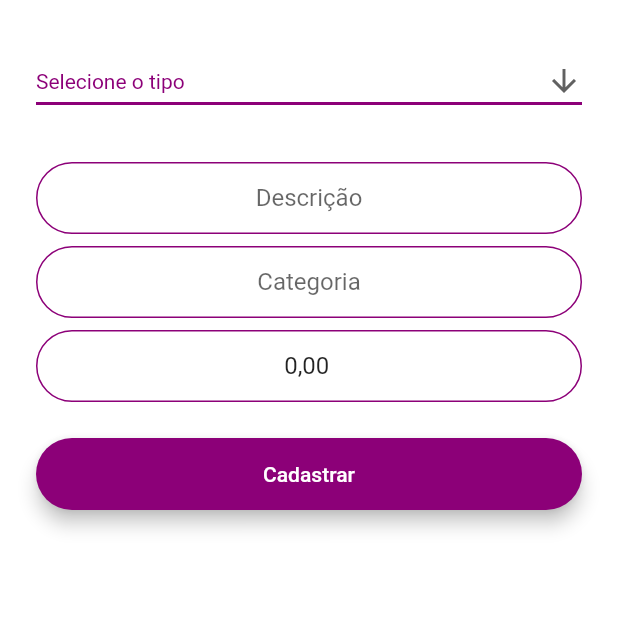
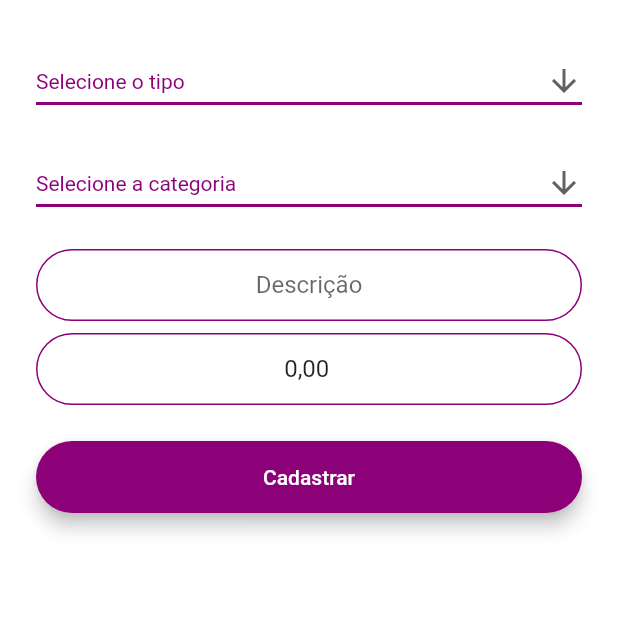
Before and after one commit to paulocfferrao/realSpentApp, a Flutter app: the Home_screen screen opened by its route, after a tap on "Adicionar", on a phone screen of 412 x 824 dp, the top half of it. Run offline on Flutter 3.47's test engine with Material 2 defaults, Android fonts, the phone set to English and light mode, and no system bars; our stand-ins replace animated_text_kit, carousel_slider, cloud_firestore, firebase_auth, firebase_core, flutter_masked_text and 1 more; missing offline and left inert: confirm_dialog; accounts and stored records are empty.

Commit message:
Alterado campo Categoria na tela de cadastro/edição de poerações, para listar categorias cadastradas.

```diff
--- a/lib/components/ListaOperacoes.dart
+++ b/lib/components/ListaOperacoes.dart
@@ -49,13 +49,13 @@ class _ListaOperacoesState extends State<ListaOperacoes> {
       }
       setState(() {
         listaOperacoes.sort((a, b) => b.dataHora.compareTo(a.dataHora));
-        globals.totalEntradas.value = totalEntradas;
-        globals.totalSaidas.value = totalSaidas;
-        globals.total.value = totalEntradas - totalSaidas;
+        globals.gTotalEntradas.value = totalEntradas;
+        globals.gTotalSaidas.value = totalSaidas;
+        globals.gTotal.value = totalEntradas - totalSaidas;
 
-        print(globals.totalSaidas.toString() + " --Saídas - ListaOperações");
+        print(globals.gTotalSaidas.toString() + " --Saídas - ListaOperações");
         print(
-            globals.totalEntradas.toString() + " --Entradas - ListaOperações");
+            globals.gTotalEntradas.toString() + " --Entradas - ListaOperações");
 
         for (var op in listaOperacoes) {
           componentes.add(componenteOperacao(
--- a/lib/globals.dart
+++ b/lib/globals.dart
@@ -2,8 +2,10 @@ library real_spent_app.globals;
 
 import 'package:flutter/cupertino.dart';
 
-ValueNotifier<double> totalEntradas = ValueNotifier(0.0);
-ValueNotifier<double> totalSaidas = ValueNotifier(0.0);
-ValueNotifier<double> total = ValueNotifier(0.0);
+ValueNotifier<double> gTotalEntradas = ValueNotifier(0.0);
+ValueNotifier<double> gTotalSaidas = ValueNotifier(0.0);
+ValueNotifier<double> gTotal = ValueNotifier(0.0);
 
+List<String> gCategorias =
+    []; // Atualizar sempre após realizar qualquer manutenção em categorias.
 //bool flag = false;
--- a/lib/views/home_screen.dart
+++ b/lib/views/home_screen.dart
@@ -1,9 +1,11 @@
 import 'dart:math';
+import 'package:cloud_firestore/cloud_firestore.dart';
 import 'package:flutter/material.dart';
 import 'package:carousel_slider/carousel_slider.dart';
 import 'package:real_spent_app/components/ListaOperacoes.dart';
 import 'package:real_spent_app/components/menu.dart';
 import 'package:real_spent_app/constants.dart';
+import 'package:real_spent_app/model/Operacao.dart';
 import 'package:real_spent_app/util/buildValueListenableBuilder.dart';
 import 'package:real_spent_app/util/datas.dart';
 import 'package:real_spent_app/views/operacao_screen.dart';
@@ -25,10 +27,9 @@ class _Home_screenState extends State<Home_screen>
   @override
   Widget build(BuildContext context) {
     var valores = [
-      Vlb.buildValueListenableBuilder(globals.totalEntradas, kIncomeTextStyle),
-      Vlb.buildValueListenableBuilder(globals.totalSaidas, kOutcomeTextStyle),
-      Vlb.buildValueListenableBuilder(
-          globals.total, kHeaderTextStyle) //todo: arredondamento
+      Vlb.buildValueListenableBuilder(globals.gTotalEntradas, kIncomeTextStyle),
+      Vlb.buildValueListenableBuilder(globals.gTotalSaidas, kOutcomeTextStyle),
+      Vlb.buildValueListenableBuilder(globals.gTotal, kHeaderTextStyle)
     ];
 
     //var style = [kIncomeTextStyle, kOutcomeTextStyle, kHeaderTextStyle];
@@ -47,6 +48,7 @@ class _Home_screenState extends State<Home_screen>
       backgroundColor: kBackgroundColor,
       floatingActionButton: FloatingActionButton.extended(
         onPressed: () {
+          //tempAtualizaCaterias();
           Navigator.pushNamed(context, OperacaoScreen.id);
           //Categoria().addCategoria("Alimentação");
         },
@@ -115,3 +117,18 @@ class _Home_screenState extends State<Home_screen>
     );
   }
 }
+
+// void tempAtualizaCaterias() async {
+//   final _operacoes = FirebaseFirestore.instance.collection("operacoes");
+//
+//   await for (var snapshot in _operacoes.snapshots()) {
+//     for (var operacao in snapshot.docs) {
+//       var nOperacao = Operacao.toObject(operacao);
+//       nOperacao.categoria = "Alimentação";
+//       print(nOperacao.categoria);
+//       Operacao.editarOperacao(operacao.id, nOperacao);
+//     }
+//   }
+//
+//   print("ok");
+// }
--- a/lib/views/operacao_screen.dart
+++ b/lib/views/operacao_screen.dart
@@ -2,9 +2,11 @@ import 'package:flutter/material.dart';
 import 'package:flutter/rendering.dart';
 import 'package:real_spent_app/components/rounded_button.dart';
 import 'package:real_spent_app/constants.dart';
+import 'package:real_spent_app/model/Categoria.dart';
 import 'package:real_spent_app/model/Operacao.dart';
 import 'package:real_spent_app/model/Usuario.dart';
 import 'package:real_spent_app/util/ScreenArguments.dart';
+import 'package:real_spent_app/globals.dart' as globals;
 
 class OperacaoScreen extends StatefulWidget {
   static const String id = '/operacao';
@@ -13,15 +15,23 @@ class OperacaoScreen extends StatefulWidget {
 }
 
 String dropdownValue = 'Selecione o tipo';
+String dropdownValueCat = 'Selecione a categoria';
+
 Color dropColor = kSecondColor;
+Color dropColorCat = kSecondColor;
+
+//List<String> categorias = Categoria.getCategorias();
+
 Operacao operacao = null;
 int c = 0; //Contador para controlar se dropdown já foi utilizado
 
 class _OperacaoScreenState extends State<OperacaoScreen> {
   @override
   void initState() {
+    //categorias = Categoria.getCategorias();
     c = 0;
-    //  operacao = null;
+    operacao = null;
+
     super.initState();
   }
 
@@ -34,12 +44,14 @@ class _OperacaoScreenState extends State<OperacaoScreen> {
       if (c == 0) {
         kTextMoeda.text = "0,00";
         dropdownValue = "Selecione o tipo";
+        dropdownValueCat = 'Selecione a categoria';
         dropColor = kSecondColor;
       }
     } else {
       operacao = args.operacao;
       kTextMoeda.text = operacao.valor;
       dropdownValue = operacao.tipo;
+      dropdownValueCat = operacao.categoria;
       if (operacao.tipo == "Entrada") {
         dropColor = Colors.lightGreen;
       } else {
@@ -95,32 +107,59 @@ class _OperacaoScreenState extends State<OperacaoScreen> {
                     );
                   }).toList(),
                 ),
+
                 SizedBox(
-                  height: 30.0,
+                  height: 20.0,
+                ),
+                DropdownButton<String>(
+                  isExpanded: true,
+                  value: dropdownValueCat,
+                  icon: Icon(
+                    Icons.arrow_downward,
+                  ),
+                  iconSize: 24,
+                  elevation: 16,
+                  style: TextStyle(color: kSecondColor),
+                  underline: Container(
+                    height: 2,
+                    color: dropColorCat,
+                  ),
+                  onChanged: (String newValue) {
+                    setState(() {
+                      // if (newValue == "Saída") {
+                      //   dropColor = Colors.redAccent;
+                      // } else if (newValue == "Entrada") {
+                      //   dropColor = Colors.lightGreen;
+                      // } else {
+                      //   dropColor = kSecondColor;
+                      // }
+                      dropdownValueCat = newValue; //CategoriaDrop
+                      // c++;
+                      operacao.categoria = newValue;
+                    });
+                  },
+                  items: globals.gCategorias
+                      .map<DropdownMenuItem<String>>((String value) {
+                    return DropdownMenuItem<String>(
+                      value: value,
+                      child: Text(value),
+                    );
+                  }).toList(),
+                ),
+                SizedBox(
+                  height: 20.0,
                 ),
                 TextFormField(
                   initialValue:
                       operacao.descricao == null ? "" : operacao.descricao,
                   textAlign: TextAlign.center,
                   onChanged: (value) {
+                    //debugger();
                     operacao.descricao = value;
                   },
                   decoration: kInputDecoration.copyWith(hintText: 'Descrição'),
                 ),
-                SizedBox(
-                  height: kMarginInput,
-                ),
-                TextFormField(
-                  initialValue:
-                      operacao.categoria == null ? "" : operacao.categoria,
 
-                  //TODO: Select (carregar cadastradas)
-                  textAlign: TextAlign.center,
-                  onChanged: (value) {
-                    operacao.categoria = value;
-                  },
-                  decoration: kInputDecoration.copyWith(hintText: 'Categoria'),
-                ),
                 SizedBox(
                   height: kMarginInput,
                 ),
@@ -158,6 +197,7 @@ class _OperacaoScreenState extends State<OperacaoScreen> {
                   }
                   // operacao = null;
                   //globals.flag = false;
+                  c = 0;
                   Navigator.pop(context);
 
                   //Navigator.pushNamed(context, Home_screen.id);
--- a/lib/views/waitingScreen.dart
+++ b/lib/views/waitingScreen.dart
@@ -1,5 +1,6 @@
 import 'package:animated_text_kit/animated_text_kit.dart';
 import 'package:flutter/material.dart';
+import 'package:real_spent_app/model/Categoria.dart';
 import 'package:real_spent_app/util/utilFirebase.dart';
 import 'package:real_spent_app/constants.dart';
 
@@ -20,7 +21,7 @@ class _WaitingScreenState extends State<WaitingScreen>
 
   @override
   void dispose() {
-    // TODO: implement dispose
+    Categoria.listaCategorias();
     super.dispose();
   }
 
```
Also changed, not shown: lib/model/Categoria.dart (+19 -0 lines), lib/model/Operacao.dart (+12 -12 lines).
